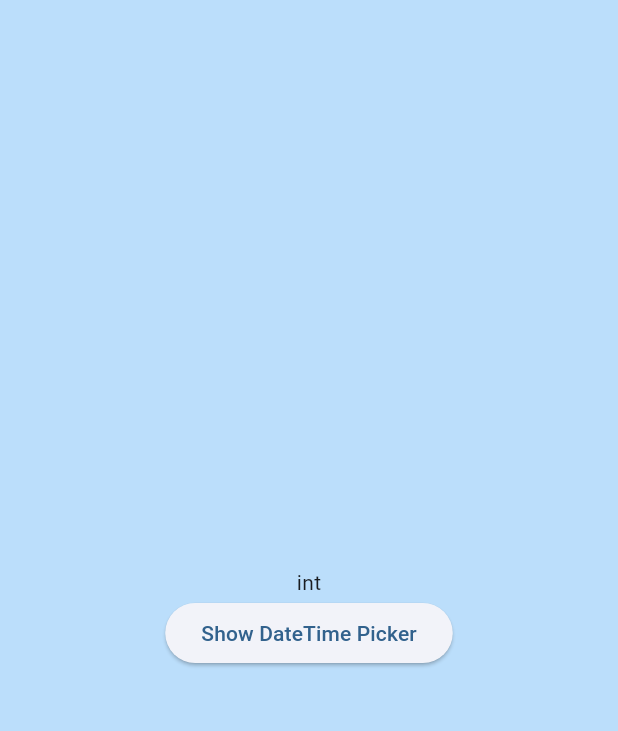
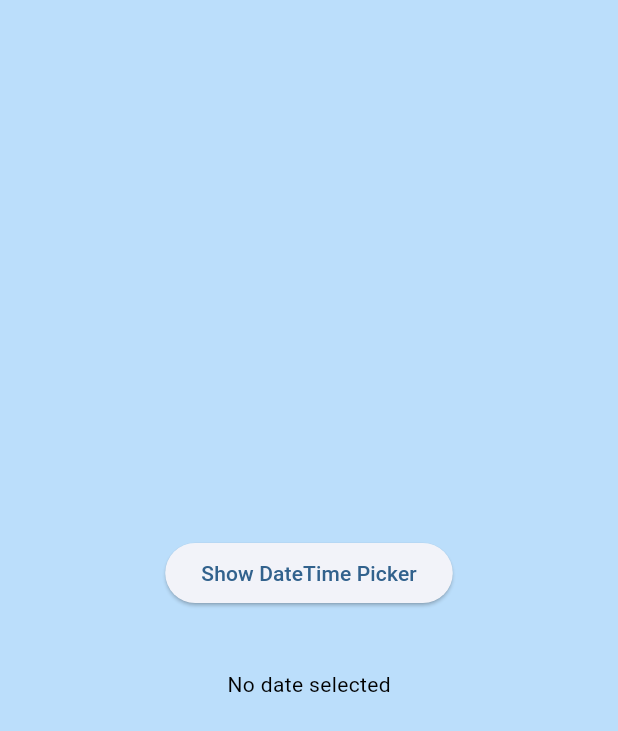
Before and after one commit to Hayes1995/alarmApp, a Flutter app: the screen it shows after launch, after a tap on "Show DateTime Picker", on a phone screen of 412 x 824 dp. Shown: the top 731 px of the screen. Run offline on Flutter 3.47's test engine with Material 3 defaults, Android fonts, the phone set to English and light mode, and no system bars; our stand-ins replace get_it, google_fonts, rxdart; missing offline and left inert: omni_datetime_picker.

Commit message:
datepicker solution

```diff
--- a/lib/screens/alarm_screen.dart
+++ b/lib/screens/alarm_screen.dart
@@ -3,6 +3,7 @@ import 'package:alarm_clock/screens/categories_screen.dart';
 import 'package:flutter/material.dart';
 import 'package:flutter/cupertino.dart';
 import 'package:omni_datetime_picker/omni_datetime_picker.dart';
+import 'package:intl/intl.dart';
 
 class DatePickerApp extends StatefulWidget {
   DatePickerApp({super.key});
@@ -13,10 +14,21 @@ class DatePickerApp extends StatefulWidget {
 }
 
 class _DatePickerAppState extends State<DatePickerApp> {
-  var _enteredDate = int;
+  DateTime? _selectedDate;
 
-  void _saveDateInput(int inputValue) {
-    _enteredDate = inputValue as Type;
+  // void _saveDateInput(String inputValue) {
+  //   _enteredDate = inputValue;
+  // }
+
+  void _presentDate() async {
+    final now = DateTime.now();
+    final pickedDate = await showOmniDateTimePicker(
+      context: context,
+      initialDate: now,
+    );
+    setState(() {
+      _selectedDate = pickedDate;
+    });
   }
 
   @override
@@ -28,22 +40,40 @@ class _DatePickerAppState extends State<DatePickerApp> {
           crossAxisAlignment: CrossAxisAlignment.center,
           mainAxisSize: MainAxisSize.min,
           children: [
-            Text('$_enteredDate'),
             ElevatedButton(
-              onPressed: () {
-                showOmniDateTimePicker(
-                  context: context,
-                  initialDate: DateTime.now(),
-                );
+              onPressed: () async {
+                await showOmniDateTimePicker(context: context);
+                _presentDate();
               },
               child: const Text('Show DateTime Picker'),
             ),
+            SizedBox(
+              height: 40,
+            ),
+            SizedBox(
+              child: Text(
+                _selectedDate == null ? 'No date selected' : '$_selectedDate',
+                style: TextStyle(color: Colors.black),
+              ),
+            )
           ],
         ),
       ),
     );
   }
 }
+
+
+
+
+
+
+
+
+
+
+
+
 
 // return const CupertinoApp(
 //   theme: CupertinoThemeData(brightness: Brightness.light),
--- a/pubspec.yaml
+++ b/pubspec.yaml
@@ -40,6 +40,7 @@ dependencies:
   get_it: ^7.7.0
   lorem_ipsum: ^0.0.3
   omni_datetime_picker: ^2.0.5
+  intl: ^0.19.0
 
 dev_dependencies:
   flutter_test:
```
Also changed, not shown: pubspec.lock.
